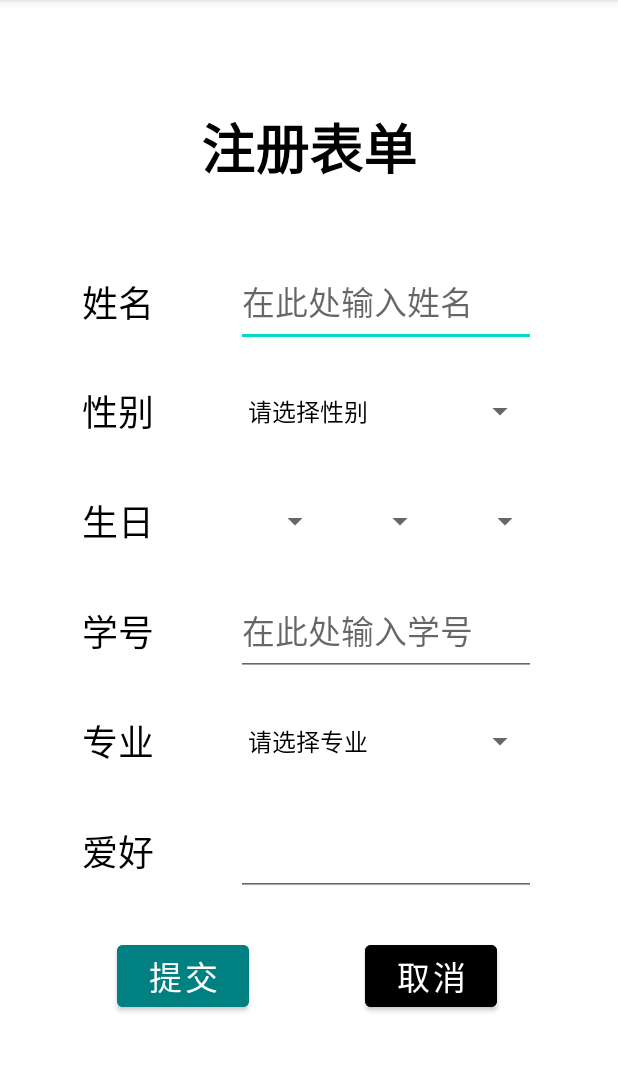
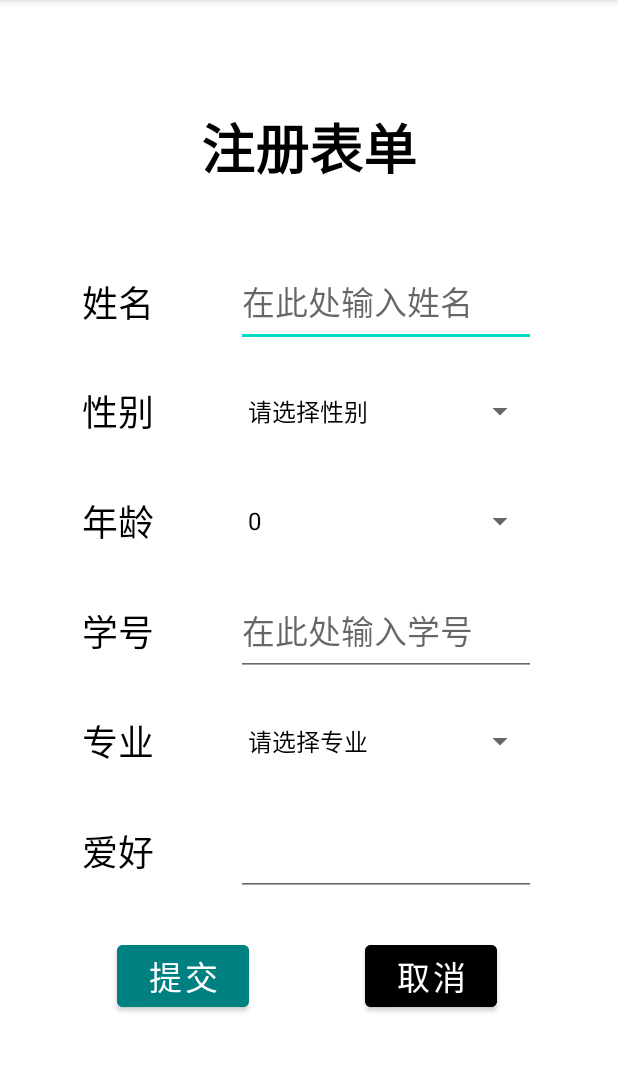
Before and after one commit to Voychek1024/Mobile-Computing, an Android app: the screen it shows after launch (Registeration), after a tap on "login", on a phone screen of 412 x 824 dp, the part 84-1156 px from its top. Run offline under Robolectric (Android 15) with nearby library versions, the light colour scheme and no system bars.

Commit message:
ex08 final commit

```diff
--- a/ex08/app/src/main/java/com/example/a18121772_lijiaqi_week08/MainActivity.java
+++ b/ex08/app/src/main/java/com/example/a18121772_lijiaqi_week08/MainActivity.java
@@ -42,7 +42,7 @@ public class MainActivity extends AppCompatActivity {
         fab.setOnClickListener(new View.OnClickListener() {
             @Override
             public void onClick(View v) {
-                Toast.makeText(MainActivity.this, "Clicked Login", Toast.LENGTH_SHORT).show();
+                Toast.makeText(MainActivity.this, "Register Page", Toast.LENGTH_SHORT).show();
                 Intent intent = new Intent(v.getContext(), Registeration.class);
                 v.getContext().startActivity(intent);
             }
--- a/ex08/app/src/main/java/com/example/a18121772_lijiaqi_week08/Registeration.java
+++ b/ex08/app/src/main/java/com/example/a18121772_lijiaqi_week08/Registeration.java
@@ -2,17 +2,34 @@ package com.example.a18121772_lijiaqi_week08;
 
 import androidx.appcompat.app.AppCompatActivity;
 
-import android.content.Intent;
+import android.content.Context;
 import android.os.Bundle;
+import android.util.Log;
+import android.view.ContextThemeWrapper;
 import android.view.View;
 import android.widget.ArrayAdapter;
 import android.widget.Button;
+import android.widget.EditText;
 import android.widget.Spinner;
+import android.widget.Toast;
 
+import java.io.BufferedWriter;
+import java.io.FileOutputStream;
+import java.io.IOException;
+import java.io.OutputStreamWriter;
 import java.util.ArrayList;
 import java.util.Calendar;
 
 public class Registeration extends AppCompatActivity {
+
+    private static final String TAG = "TEST LOG";
+    private String name;
+    private String gender;
+    // For now date is String
+    private String date;
+    private String stu_num;
+    private String profession;
+    private String hobby;
 
     @Override
     protected void onCreate(Bundle savedInstanceState) {
@@ -30,7 +47,15 @@ public class Registeration extends AppCompatActivity {
         adapter_profession.setDropDownViewResource(R.layout.support_simple_spinner_dropdown_item);
         Spinner spinner_profession = (Spinner) findViewById(R.id.spinner_profession);
         spinner_profession.setAdapter(adapter_profession);
-        // TODO: Birthday spinner implementation -> Changed to MD:picker
+        // TODO: Birthday spinner implementation
+        ArrayList<String> ages = new ArrayList<String>();
+        int thisYear = Calendar.getInstance().get(Calendar.YEAR);
+        for (int i = thisYear; i >= 1960; i--) {
+            ages.add(Integer.toString(thisYear - i));
+        }
+        ArrayAdapter<String> adapter_ages = new ArrayAdapter<String>(this, R.layout.support_simple_spinner_dropdown_item, ages);
+        Spinner spinner_ages = (Spinner) findViewById(R.id.spinner_age);
+        spinner_ages.setAdapter(adapter_ages);
 
         Button button_cancel = (Button) findViewById(R.id.button_cancel);
         Button button_submit = (Button) findViewById(R.id.button_submit);
@@ -44,9 +69,63 @@ public class Registeration extends AppCompatActivity {
             @Override
             public void onClick(View v) {
                 // TODO: Validator()
-                // TODO: save txt to local storage
-                finish();
+                if (validator()) {
+                    save(); // TODO: save txt to local storage
+                    finish();
+                }
             }
         });
     }
+
+    private boolean validator() {
+        EditText editText_name = (EditText) findViewById(R.id.editText_Name);
+        EditText editText_stu_num = (EditText) findViewById(R.id.editText_stu_number);
+        EditText editText_hobby = (EditText) findViewById(R.id.editText_hobby);
+        name = editText_name.getText().toString();
+        stu_num = editText_stu_num.getText().toString();
+        hobby = editText_hobby.getText().toString();
+
+        Spinner spinner_gender = (Spinner) findViewById(R.id.spinner_gender);
+        gender = spinner_gender.getItemAtPosition(spinner_gender.getSelectedItemPosition()).toString();
+        Spinner spinner_age = (Spinner) findViewById(R.id.spinner_age);
+        date = spinner_age.getItemAtPosition(spinner_age.getSelectedItemPosition()).toString();
+        Spinner spinner_profession = (Spinner) findViewById(R.id.spinner_profession);
+        profession = spinner_profession.getItemAtPosition(spinner_profession.getSelectedItemPosition()).toString();
+
+        return !name.equals("") && !stu_num.equals("") && spinner_gender.getSelectedItemPosition() != 0 && spinner_profession.getSelectedItemPosition() != 0;
+    }
+
+    @Override
+    protected void onDestroy() {
+        super.onDestroy();
+        Log.d(TAG, "onDestroy: MODIFIED");
+    }
+
+    private void save() {
+        Log.i(TAG, "save: SUCCESSFUL JUDGEMENT");
+        FileOutputStream stream = null;
+        BufferedWriter writer = null;
+        try {
+            stream = openFileOutput("18121772_LiJiaQi.txt", Context.MODE_APPEND);
+            writer = new BufferedWriter(new OutputStreamWriter(stream));
+            String out = "";
+            out += "Name: " + name + "\nGender: " + gender + "\nAge: " + date +
+                    "\nSTU_Number: " + stu_num + "\nProfession: " + profession +
+                    "\nHobby: " + hobby + "\n\n";
+            writer.write(out);
+        }
+        catch (IOException e) {
+            Log.e(TAG, "save: ERR_WRITE", e);
+        }
+        finally {
+            try {
+                if (writer != null)
+                    writer.close();
+                Toast.makeText(this, "Register Successful", Toast.LENGTH_SHORT).show();
+            }
+            catch (IOException e) {
+                Log.e(TAG, "save: ERR_SHUT", e);
+            }
+        }
+    }
 }
--- a/ex08/app/src/main/res/layout/activity_registeration.xml
+++ b/ex08/app/src/main/res/layout/activity_registeration.xml
@@ -83,7 +83,7 @@
         android:id="@+id/textView4"
         android:layout_width="wrap_content"
         android:layout_height="wrap_content"
-        android:text="@string/view_birthday"
+        android:text="@string/view_age"
         android:textColor="#000000"
         android:textSize="24sp"
         app:layout_constraintBottom_toBottomOf="parent"
@@ -134,40 +134,16 @@
         app:layout_constraintVertical_bias="0.5" />
 
     <Spinner
-        android:id="@+id/spinner_year"
-        android:layout_width="70dp"
-        android:layout_height="40dp"
+        android:id="@+id/spinner_age"
+        android:layout_width="200dp"
+        android:layout_height="60dp"
         android:textSize="22sp"
         app:layout_constraintBottom_toBottomOf="@+id/textView4"
         app:layout_constraintEnd_toEndOf="parent"
-        app:layout_constraintHorizontal_bias="0.2"
+        app:layout_constraintHorizontal_bias="0.5"
         app:layout_constraintStart_toEndOf="@+id/textView4"
         app:layout_constraintTop_toTopOf="@+id/textView4"
         app:layout_constraintVertical_bias="0.5" />
-
-    <Spinner
-        android:id="@+id/spinner_month"
-        android:layout_width="70dp"
-        android:layout_height="40dp"
-        android:textSize="22sp"
-        app:layout_constraintBottom_toBottomOf="@+id/spinner_year"
-        app:layout_constraintEnd_toEndOf="parent"
-        app:layout_constraintHorizontal_bias="0.0"
-        app:layout_constraintStart_toEndOf="@+id/spinner_year"
-        app:layout_constraintTop_toTopOf="@+id/spinner_year"
-        app:layout_constraintVertical_bias="0.0" />
-
-    <Spinner
-        android:id="@+id/spinner_day"
-        android:layout_width="70dp"
-        android:layout_height="40dp"
-        android:textSize="22sp"
-        app:layout_constraintBottom_toBottomOf="@+id/spinner_month"
-        app:layout_constraintEnd_toEndOf="parent"
-        app:layout_constraintHorizontal_bias="0.0"
-        app:layout_constraintStart_toEndOf="@+id/spinner_month"
-        app:layout_constraintTop_toTopOf="@+id/spinner_month"
-        app:layout_constraintVertical_bias="0.0" />
 
     <Spinner
         android:id="@+id/spinner_profession"
@@ -237,4 +213,5 @@
         app:layout_constraintStart_toStartOf="parent"
         app:layout_constraintTop_toTopOf="@+id/button_submit"
         app:layout_constraintVertical_bias="0.5" />
+
 </androidx.constraintlayout.widget.ConstraintLayout>
--- a/ex08/app/src/main/res/layout/lower_fragment.xml
+++ b/ex08/app/src/main/res/layout/lower_fragment.xml
@@ -1,10 +1,10 @@
 <?xml version="1.0" encoding="utf-8"?>
-<androidx.constraintlayout.widget.ConstraintLayout
-    xmlns:android="http://schemas.android.com/apk/res/android"
+<androidx.constraintlayout.widget.ConstraintLayout xmlns:android="http://schemas.android.com/apk/res/android"
     xmlns:app="http://schemas.android.com/apk/res-auto"
     xmlns:tools="http://schemas.android.com/tools"
     android:layout_width="match_parent"
-    android:layout_height="match_parent">
+    android:layout_height="match_parent"
+    android:background="#FFCC80">
 
     <TextView
         android:id="@+id/news_title"
--- a/ex08/app/src/main/res/values/strings.xml
+++ b/ex08/app/src/main/res/values/strings.xml
@@ -6,7 +6,7 @@
     <string name="view_name">姓名</string>
     <string name="view_stu_number">学号</string>
     <string name="view_gender">性别</string>
-    <string name="view_birthday">生日</string>
+    <string name="view_age">年龄</string>
     <string name="view_profession">专业</string>
     <string name="view_hobby">爱好</string>
     <string name="view_page_title">注册表单</string>
```
Also changed, not shown: ex08/app/src/main/res/layout/activity_main.xml (+6 -6 lines), 2 other files.
